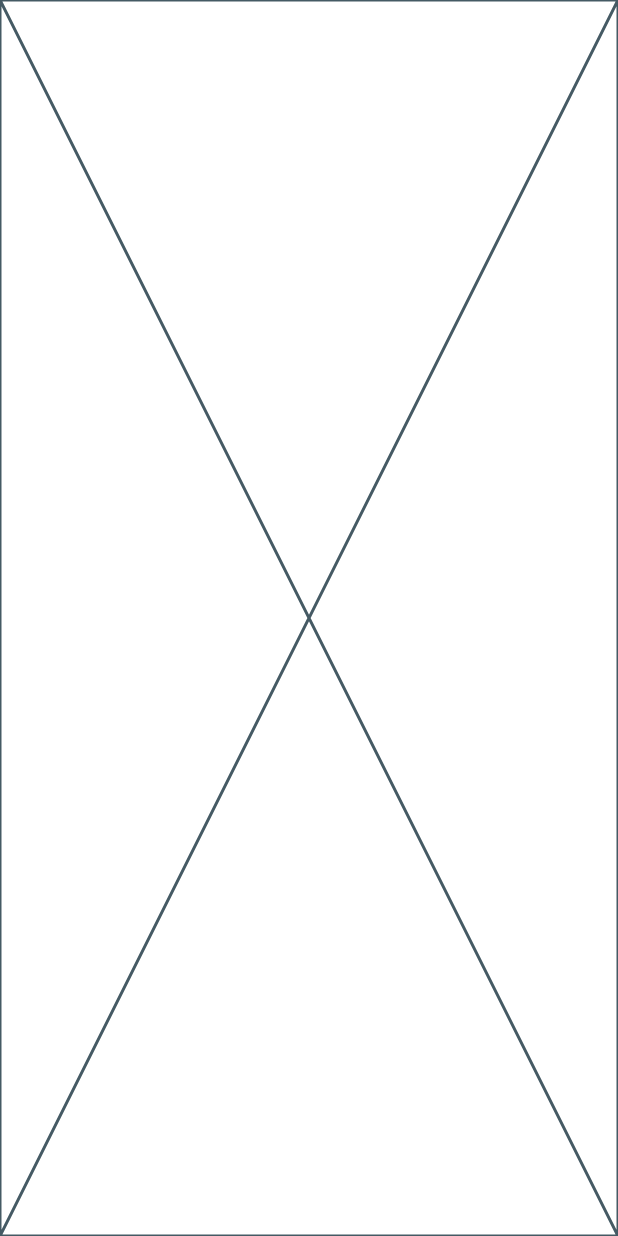
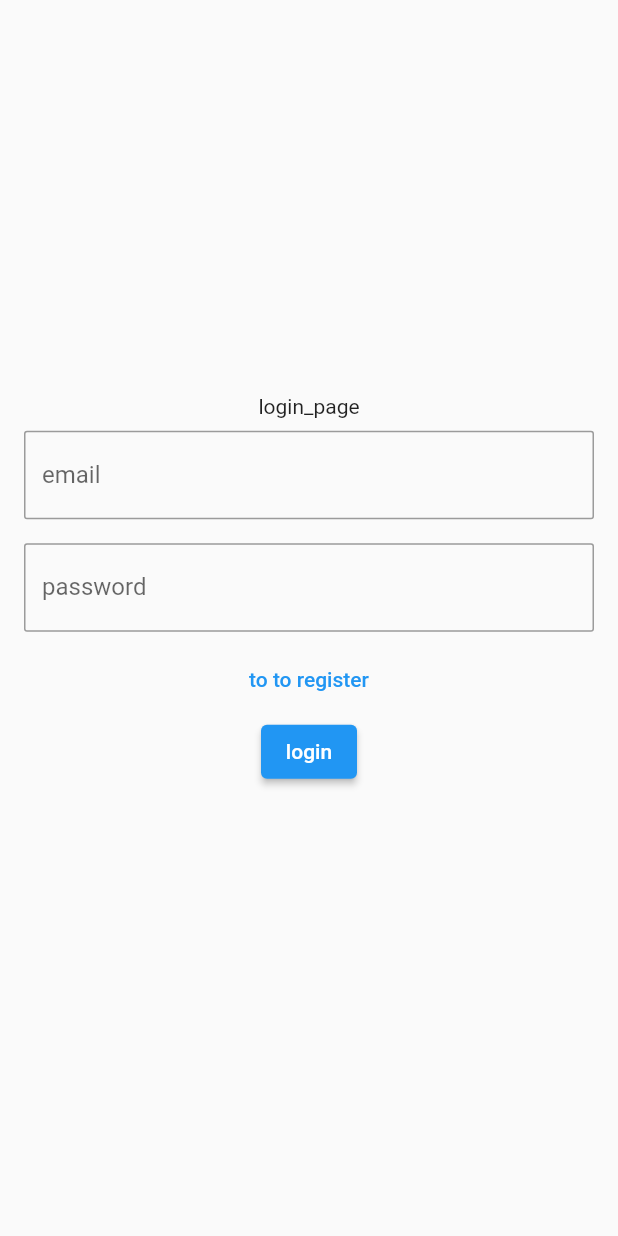
Before and after one commit to EgorP51/step_counter_app, a Flutter app: the screen it shows after launch, on a phone screen of 412 x 824 dp. Run offline on Flutter 3.47's test engine with Material 2 defaults, Android fonts, the phone set to English and light mode, and no system bars; our stand-ins replace equatable, firebase_auth, firebase_core, flutter_bloc; accounts and stored records are empty.

Commit message:
- add basic login and registration page UI - add auth_repository.dart

```diff
--- /dev/null
+++ b/lib/core/repositories/auth_repository.dart
@@ -0,0 +1,39 @@
+import 'package:firebase_auth/firebase_auth.dart';
+
+class AuthRepository {
+  final FirebaseAuth _auth = FirebaseAuth.instance;
+
+  Future<UserCredential> registerWithEmailAndPassword(
+    String email,
+    String password,
+  ) async {
+    try {
+      return await _auth.createUserWithEmailAndPassword(
+        email: email,
+        password: password,
+      );
+    } catch (e) {
+      // TODO: add error handling
+      throw e;
+    }
+  }
+
+  Future<UserCredential> signInWithEmailAndPassword(
+    String email,
+    String password,
+  ) async {
+    try {
+      return await _auth.signInWithEmailAndPassword(
+        email: email,
+        password: password,
+      );
+    } catch (e) {
+      // TODO: add error handling
+      throw e;
+    }
+  }
+
+  Future<void> signOut() async {
+    await _auth.signOut();
+  }
+}
--- /dev/null
+++ b/lib/core/ui/custom_text_field.dart
@@ -0,0 +1,28 @@
+import 'package:flutter/material.dart';
+
+class CustomTextField extends StatelessWidget {
+  final TextEditingController? controller;
+  final String? labelText;
+
+  const CustomTextField({
+    super.key,
+    this.controller,
+    this.labelText,
+  });
+
+  @override
+  Widget build(BuildContext context) {
+    return Container(
+      padding: const EdgeInsets.symmetric(vertical: 8.0),
+      child: TextField(
+        controller: controller,
+        decoration: InputDecoration(
+          labelText: labelText,
+          border: OutlineInputBorder(
+            borderRadius: BorderRadius.circular(2.0),
+          ),
+        ),
+      ),
+    );
+  }
+}
--- a/lib/features/auth/presentation/pages/auth_page.dart
+++ b/lib/features/auth/presentation/pages/auth_page.dart
@@ -6,6 +6,6 @@ class AuthPage extends StatelessWidget {
 
   @override
   Widget build(BuildContext context) {
-    return const AuthWidget();
+    return AuthWidget(isLogin: true);
   }
 }
--- a/lib/features/auth/presentation/widgets/auth_widget.dart
+++ b/lib/features/auth/presentation/widgets/auth_widget.dart
@@ -1,10 +1,66 @@
 import 'package:flutter/material.dart';
+import 'package:step_counter_app/core/ui/custom_text_field.dart';
 
-class AuthWidget extends StatelessWidget {
-  const AuthWidget({super.key});
+class AuthWidget extends StatefulWidget {
+  AuthWidget({super.key, this.isLogin = true});
+
+  bool isLogin;
+
+  @override
+  State<AuthWidget> createState() => _AuthWidgetState();
+}
+
+class _AuthWidgetState extends State<AuthWidget> {
+  late final TextEditingController emailController;
+  late final TextEditingController passwordController;
+
+  @override
+  void initState() {
+    emailController = TextEditingController();
+    passwordController = TextEditingController();
+    super.initState();
+  }
 
   @override
   Widget build(BuildContext context) {
-    return const Placeholder();
+    return Scaffold(
+      body: Center(
+        child: Container(
+          height: MediaQuery.of(context).size.height * 2 / 5,
+          padding: const EdgeInsets.all(16),
+          child: Column(
+            children: <Widget>[
+              Text(widget.isLogin ? 'login_page' : 'registration_page'),
+              CustomTextField(
+                controller: emailController,
+                labelText: 'email',
+              ),
+              CustomTextField(
+                controller: passwordController,
+                labelText: 'password',
+              ),
+              TextButton(
+                onPressed: () {
+                  setState(() {
+                    widget.isLogin = !widget.isLogin;
+                  });
+                },
+                child: Text(widget.isLogin ? 'to to register' : 'go to login'),
+              ),
+              ElevatedButton(
+                onPressed: () {
+                  // TODO: implement registration logic in bloc and call it here!
+                  // onLoginPressed(
+                  //   emailController.text,
+                  //   passwordController.text,
+                  // );
+                },
+                child: Text(widget.isLogin ? 'login' : 'register'),
+              ),
+            ],
+          ),
+        ),
+      ),
+    );
   }
 }
--- a/lib/main.dart
+++ b/lib/main.dart
@@ -13,6 +13,6 @@ class MyApp extends StatelessWidget {
 
   @override
   Widget build(BuildContext context) {
-    return const AuthPage();
+    return const MaterialApp(home: AuthPage());
   }
 }
```
Also changed, not shown: 1 other file.
